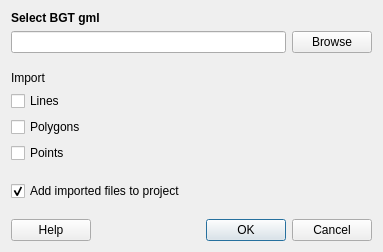
Above: bgt_import_dialog_base.ui from MarcoDuiker/QGIS_BGT_Import before the change. Below: the same form after it.
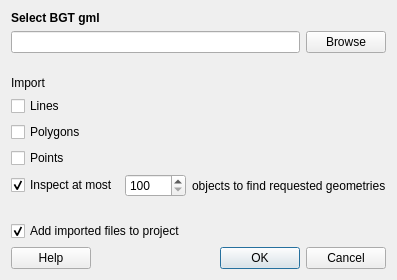
That is the form after the change.

Commit message: improved progress bar; added option to inspect max number of objects to find requested geometries"

Diff of the .ui file:
```diff
--- a/bgt_import_dialog_base.ui
+++ b/bgt_import_dialog_base.ui
@@ -7,7 +7,7 @@
     <x>0</x>
     <y>0</y>
     <width>383</width>
-    <height>252</height>
+    <height>280</height>
    </rect>
   </property>
   <property name="windowTitle">
@@ -97,6 +97,60 @@
      </item>
     </layout>
    </item>
+   <item>
+    <layout class="QVBoxLayout" name="verticalLayout_6">
+     <item>
+      <layout class="QHBoxLayout" name="horizontalLayout_3">
+       <item>
+        <widget class="QCheckBox" name="max_num_object_cbx">
+         <property name="text">
+          <string>Inspect at most</string>
+         </property>
+         <property name="checked">
+          <bool>true</bool>
+         </property>
+        </widget>
+       </item>
+       <item>
+        <widget class="QSpinBox" name="max_num_object_sbx">
+         <property name="accelerated">
+          <bool>true</bool>
+         </property>
+         <property name="minimum">
+          <number>100</number>
+         </property>
+         <property name="maximum">
+          <number>10000</number>
+         </property>
+         <property name="singleStep">
+          <number>100</number>
+         </property>
+        </widget>
+       </item>
+       <item>
+        <widget class="QLabel" name="label_3">
+         <property name="text">
+          <string>objects to find requested geometries</string>
+         </property>
+        </widget>
+       </item>
+       <item>
+        <spacer name="horizontalSpacer_2">
+         <property name="orientation">
+          <enum>Qt::Horizontal</enum>
+         </property>
+         <property name="sizeHint" stdset="0">
+          <size>
+           <width>40</width>
+           <height>20</height>
+          </size>
+         </property>
+        </spacer>
+       </item>
+      </layout>
+     </item>
+    </layout>
+   </item>
    <item>
     <spacer name="verticalSpacer_2">
      <property name="orientation">
@@ -122,19 +176,6 @@
        </property>
       </widget>
      </item>
-     <item>
-      <spacer name="verticalSpacer_3">
-       <property name="orientation">
-        <enum>Qt::Vertical</enum>
-       </property>
-       <property name="sizeHint" stdset="0">
-        <size>
-         <width>20</width>
-         <height>40</height>
-        </size>
-       </property>
-      </spacer>
-     </item>
     </layout>
    </item>
    <item>
```
Left out of the diff: 8 changed lines with no effect on the pictures. The commit also changes 11 other files.
